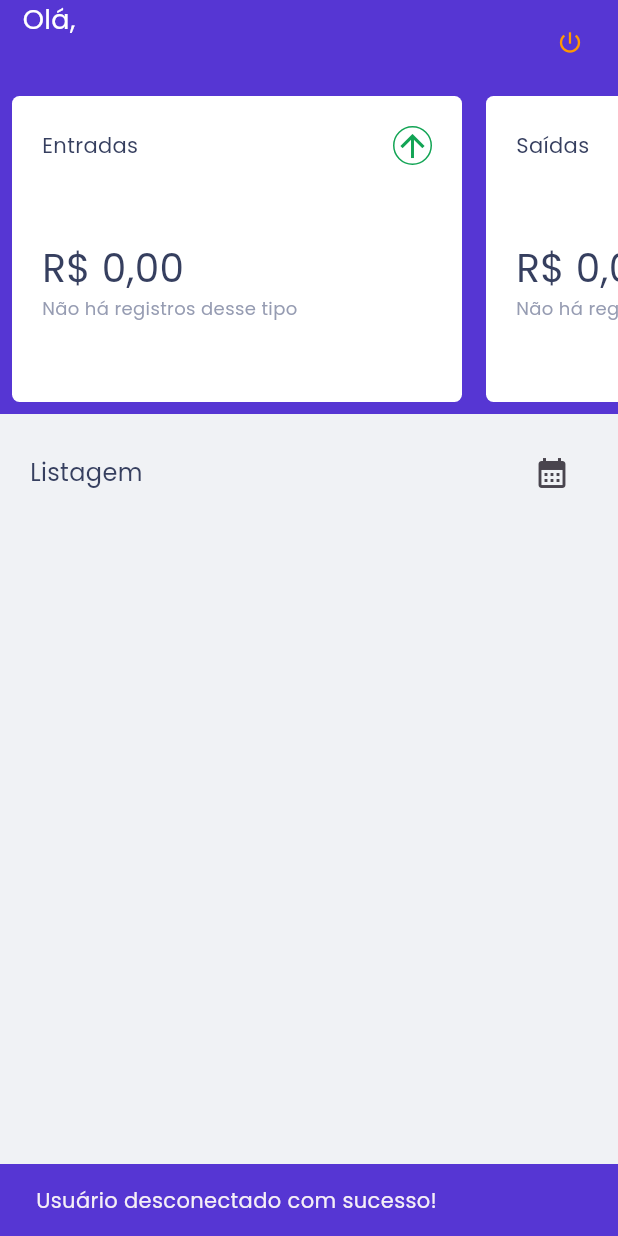
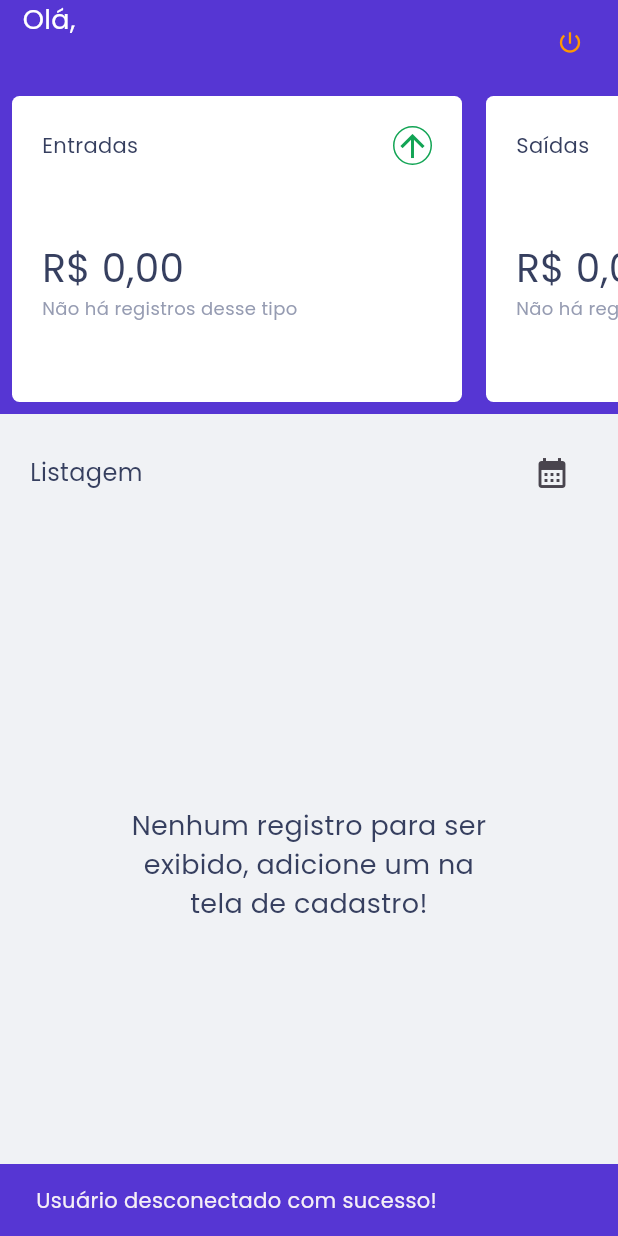
Before and after one commit to vcesardev/flutter_finances, a Flutter app: the HomeScreen screen opened by its route, after a tap on the "power settings new" icon, on a phone screen of 412 x 824 dp. Run offline on Flutter 3.47's test engine with Material 3 defaults, Android fonts, the phone set to English and light mode, and no system bars; our stand-ins replace cloud_firestore, firebase_auth, firebase_core, fl_chart, flutter_svg, google_sign_in and 1 more; accounts and stored records are empty.

Commit message:
feat: implement empty text message

```diff
--- a/lib/pages/Home/home.dart
+++ b/lib/pages/Home/home.dart
@@ -239,7 +239,25 @@ class _HomeScreenState extends State<HomeScreen> {
                   Expanded(
                     child: Padding(
                       padding: const EdgeInsets.fromLTRB(10, 0, 10, 20),
-                      child: ListView(
+                      child: _entries.isEmpty
+                          ? Column(
+                              crossAxisAlignment: CrossAxisAlignment.center,
+                              mainAxisAlignment: MainAxisAlignment.center,
+                              children: [
+                                Container(
+                                  width:
+                                      MediaQuery.of(context).size.width * 0.6,
+                                  child: Text(
+                                    "Nenhum registro para ser exibido, adicione um na tela de cadastro!",
+                                    textAlign: TextAlign.center,
+                                    style: TextStyle(
+                                        fontSize: 18,
+                                        color: CustomColors().title),
+                                  ),
+                                ),
+                              ],
+                            )
+                          : ListView(
                               key: UniqueKey(),
                               children: _entries.map((item) {
                                 return Padding(
```
Lines whose indentation alone changed are shown as unchanged.
